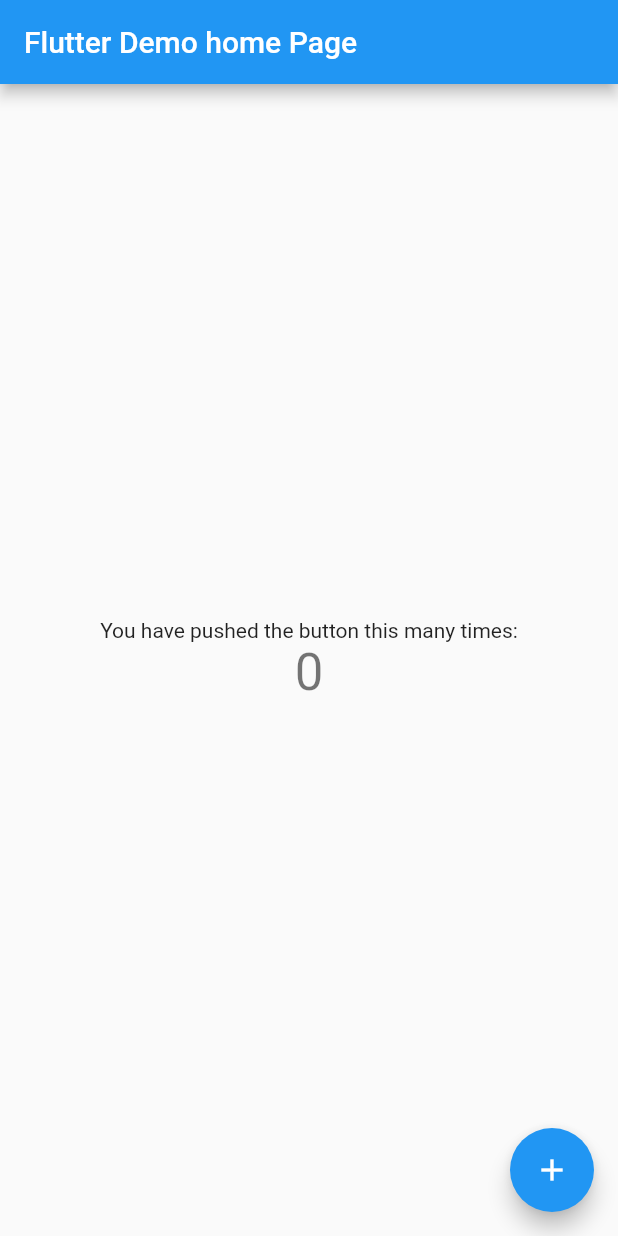
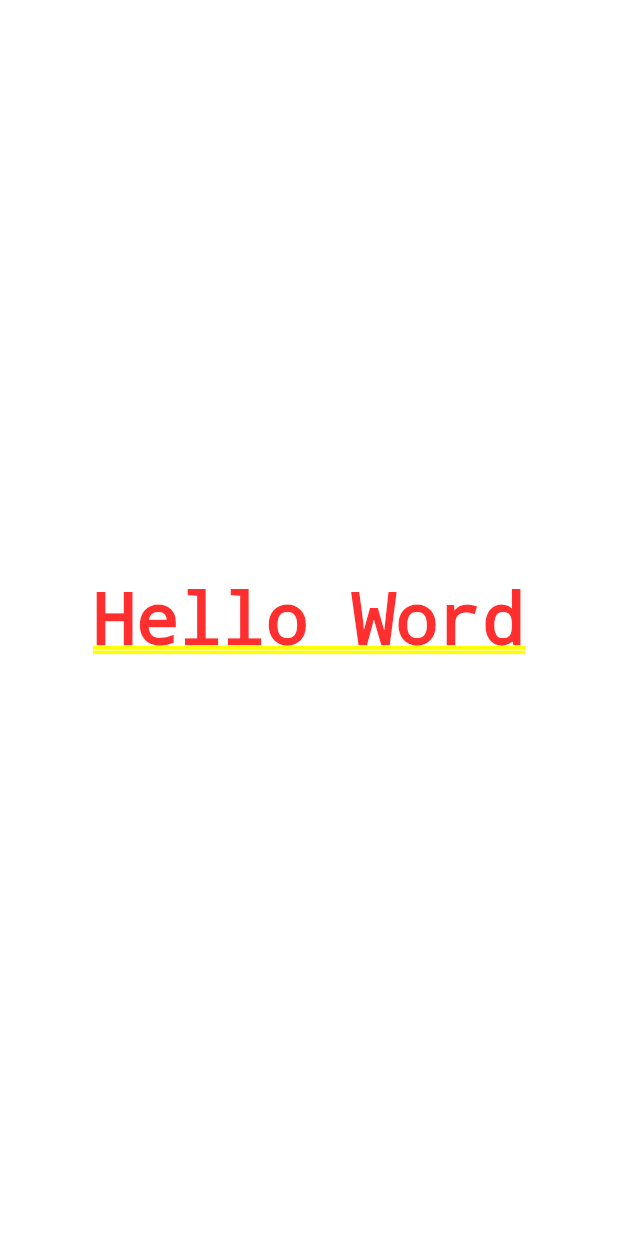
Before and after one commit to dreamwaveorg21/tutorial1, a Flutter app: the screen it shows after launch, on a phone screen of 412 x 824 dp. Run offline on Flutter 3.47's test engine with Material 2 defaults, Android fonts, the phone set to English and light mode, and no system bars.

Commit message:
First application

```diff
--- a/lib/main.dart
+++ b/lib/main.dart
@@ -1,115 +1,16 @@
+// Here we study basic structure of flutter widget tree.
 import 'package:flutter/material.dart';
 
+// main function is starting point for all our flutter application
 void main() {
-  runApp(const MyApp());
+  // runApp(const MaterialApp(home: Text('Hello Word')));       // if we use this, in MaterialApp parent widget/layer, we add test Hello Word which start from upper-left corner.
+  // runApp(const MaterialApp(home: Center(child: Text('Hello Word'))));  // if we use this, in MaterialApp parent widget/layer, we add center widget and then test Hello Word which start from upper-left corner.
+  // add coma after every bracket and right click select reformat code with 'dart format'
+  runApp(
+    const MaterialApp(
+      home: Center(
+        child: Text('Hello Word'),
+      ),
+    ),
+  );
 }
-
-class MyApp extends StatelessWidget {
-  const MyApp({super.key});
-
-  // This widget is the root of your application with git.
-  @override
-  Widget build(BuildContext context) {
-    return MaterialApp(
-      title: 'Flutter Demo',
-      theme: ThemeData(
-        // This is the theme of your application.
-        //
-        // Try running your application with "flutter run". You'll see the
-        // application has a blue toolbar. Then, without quitting the app, try
-        // changing the primarySwatch below to Colors.green and then invoke
-        // "hot reload" (press "r" in the console where you ran "flutter run",
-        // or simply save your changes to "hot reload" in a Flutter IDE).
-        // Notice that the counter didn't reset back to zero; the application
-        // is not restarted.
-        primarySwatch: Colors.blue,
-      ),
-      home: const MyHomePage(title: 'Flutter Demo home Page'),
-    );
-  }
-}
-
-class MyHomePage extends StatefulWidget {
-  const MyHomePage({super.key, required this.title});
-
-  // This widget is the home page of your application. It is stateful, meaning
-  // that it has a State object (defined below) that contains fields that affect
-  // how it looks.
-
-  // This class is the configuration for the state. It holds the values (in this
-  // case the title) provided by the parent (in this case the App widget) and
-  // used by the build method of the State. Fields in a Widget subclass are
-  // always marked "final".
-
-  final String title;
-
-  @override
-  State<MyHomePage> createState() => _MyHomePageState();
-}
-
-class _MyHomePageState extends State<MyHomePage> {
-  int _counter = 0;
-
-  void _incrementCounter() {
-    setState(() {
-      // This call to setState tells the Flutter framework that something has
-      // changed in this State, which causes it to rerun the build method below
-      // so that the display can reflect the updated values. If we changed
-      // _counter without calling setState(), then the build method would not be
-      // called again, and so nothing would appear to happen.
-      _counter++;
-    });
-  }
-
-  @override
-  Widget build(BuildContext context) {
-    // This method is rerun every time setState is called, for instance as done
-    // by the _incrementCounter method above.
-    //
-    // The Flutter framework has been optimized to make rerunning build methods
-    // fast, so that you can just rebuild anything that needs updating rather
-    // than having to individually change instances of widgets.
-    return Scaffold(
-      appBar: AppBar(
-        // Here we take the value from the MyHomePage object that was created by
-        // the App.build method, and use it to set our appbar title.
-        title: Text(widget.title),
-      ),
-      body: Center(
-        // Center is a layout widget. It takes a single child and positions it
-        // in the middle of the parent.
-        child: Column(
-          // Column is also a layout widget. It takes a list of children and
-          // arranges them vertically. By default, it sizes itself to fit its
-          // children horizontally, and tries to be as tall as its parent.
-          //
-          // Invoke "debug painting" (press "p" in the console, choose the
-          // "Toggle Debug Paint" action from the Flutter Inspector in Android
-          // Studio, or the "Toggle Debug Paint" command in Visual Studio Code)
-          // to see the wireframe for each widget.
-          //
-          // Column has various properties to control how it sizes itself and
-          // how it positions its children. Here we use mainAxisAlignment to
-          // center the children vertically; the main axis here is the vertical
-          // axis because Columns are vertical (the cross axis would be
-          // horizontal).
-          mainAxisAlignment: MainAxisAlignment.center,
-          children: <Widget>[
-            const Text(
-              'You have pushed the button this many times:',
-            ),
-            Text(
-              '$_counter',
-              style: Theme.of(context).textTheme.headline4,
-            ),
-          ],
-        ),
-      ),
-      floatingActionButton: FloatingActionButton(
-        onPressed: _incrementCounter,
-        tooltip: 'Increment',
-        child: const Icon(Icons.add),
-      ), // This trailing comma makes auto-formatting nicer for build methods.
-    );
-  }
-}
```
